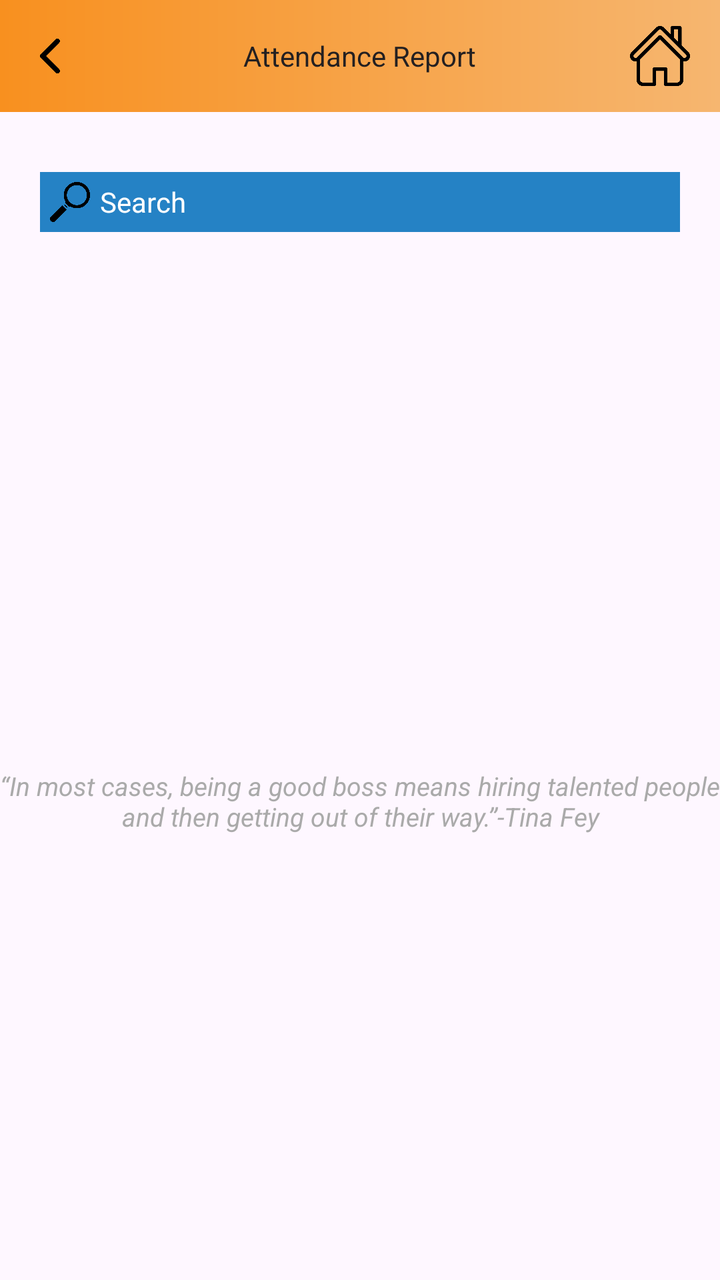
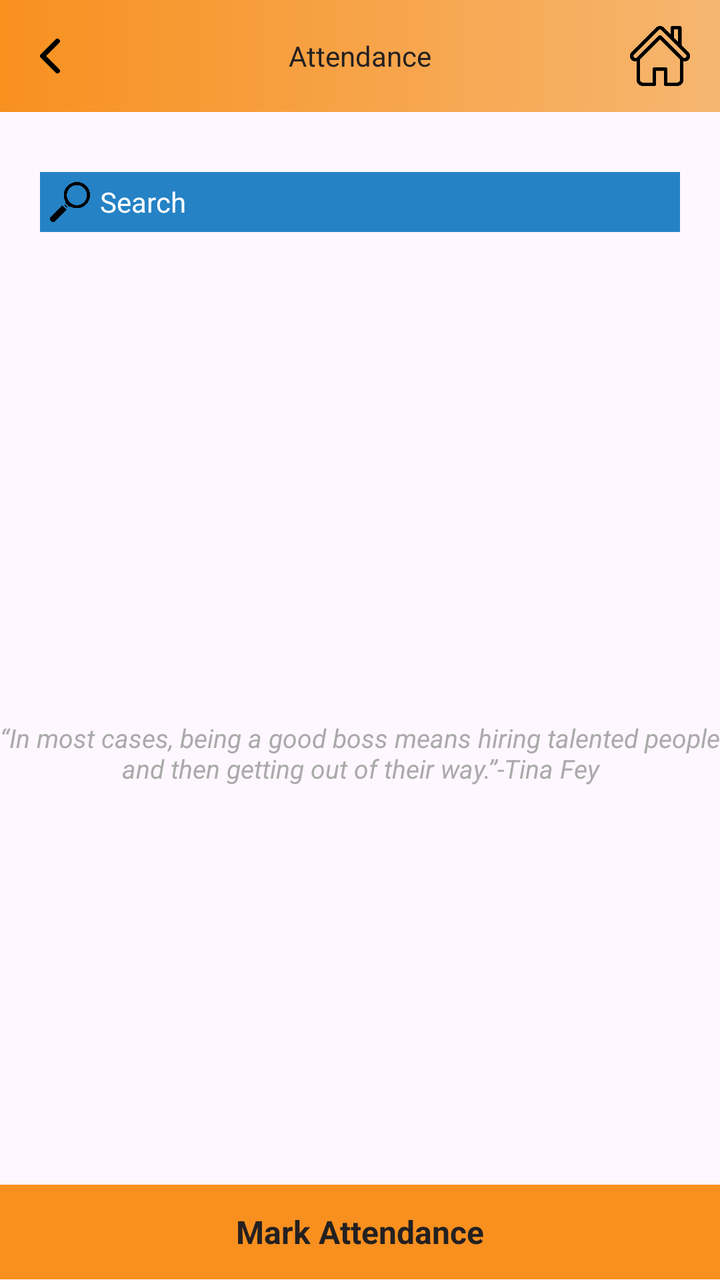

Two renders of the same Android screen: before a commit and after it. Below are the layout's source before the change and the commit's diff.
<!-- AndroidManifest.xml: application theme Theme.IMFA -->
<!-- res/layout/activity_attendance_report.xml -->
<?xml version="1.0" encoding="utf-8"?>
<LinearLayout xmlns:android="http://schemas.android.com/apk/res/android"
    xmlns:app="http://schemas.android.com/apk/res-auto"
    xmlns:tools="http://schemas.android.com/tools"
    android:layout_width="match_parent"
    android:layout_height="match_parent"
    android:orientation="vertical"
    >

    <LinearLayout
        android:id="@+id/linearLayout"
        android:layout_width="match_parent"
        android:layout_height="?android:actionBarSize"
        android:background="@drawable/background_1"
        android:orientation="horizontal"
        app:layout_constraintEnd_toEndOf="parent"
        app:layout_constraintStart_toStartOf="parent"
        app:layout_constraintTop_toTopOf="parent">

        <LinearLayout
            android:layout_width="0dp"
            android:layout_height="match_parent"
            android:layout_weight="0.5">

            <ImageView
                android:id="@+id/imgBack"
                android:layout_width="30dp"
                android:layout_height="40dp"
                android:layout_gravity="center"
                android:layout_marginLeft="10dp"
                android:src="@drawable/back_arrow" />
        </LinearLayout>

        <LinearLayout
            android:layout_width="0dp"
            android:layout_height="match_parent"
            android:layout_weight="1"
            android:gravity="center">

            <TextView
                android:layout_width="wrap_content"
                android:layout_height="wrap_content"
                android:text="Attendance Report"
                android:textColor="@color/appBlack"
                android:textSize="14sp" />

        </LinearLayout>

        <LinearLayout
            android:layout_width="0dp"
            android:layout_height="match_parent"
            android:layout_weight="0.5"
            android:gravity="right">

            <ImageView
                android:id="@+id/imgHome"
                android:layout_width="30dp"
                android:layout_height="30dp"
                android:layout_gravity="center"
                android:layout_marginRight="15dp"
                android:src="@drawable/home" />
        </LinearLayout>
    </LinearLayout>

    <LinearLayout
        android:id="@+id/llSearch"
        android:layout_width="match_parent"
        android:layout_height="30dp"
        android:layout_marginLeft="20dp"
        android:layout_marginTop="30dp"
        android:layout_marginRight="20dp"
        android:background="#f21a7cc2"
        android:orientation="horizontal"
        android:visibility="visible">

        <ImageView
            android:layout_width="20dp"
            android:layout_height="20dp"
            android:layout_gravity="center"
            android:layout_marginLeft="5dp"
            android:src="@drawable/search" />

        <TextView
            android:layout_width="wrap_content"
            android:layout_height="wrap_content"
            android:layout_gravity="center"
            android:layout_marginLeft="5dp"
            android:text="Search"
            android:textAppearance="?android:textAppearanceSmall"
            android:textColor="@android:color/white" />
    </LinearLayout>


    <LinearLayout
        android:id="@+id/llWLLoader"
        android:layout_width="match_parent"
        android:layout_height="match_parent"
        android:gravity="center"
        android:orientation="vertical"
        android:visibility="visible">

        <ProgressBar

            android:id="@+id/ProgressbarWL"
            android:layout_width="40dp"
            android:layout_height="40dp" />

        <TextView
            android:layout_width="wrap_content"
            android:layout_height="wrap_content"
            android:layout_marginTop="5dp"
            android:text="“In most cases, being a good boss means hiring talented people and then getting out of their way.”-Tina Fey"
            android:textAlignment="center"
            android:textColor="@android:color/darker_gray"
            android:textSize="13sp"
            android:textStyle="italic" />
    </LinearLayout>

    <LinearLayout
        android:id="@+id/llMain"
        android:layout_width="match_parent"
        android:layout_height="wrap_content"
        android:layout_gravity="center"
        android:layout_marginLeft="5dp"
        android:layout_marginTop="10dp"
        android:layout_marginRight="5dp"
        android:orientation="vertical"
        android:visibility="gone">

        <androidx.recyclerview.widget.RecyclerView
            android:id="@+id/rvAttendanceReport"
            android:layout_width="match_parent"
            android:layout_height="wrap_content"
            android:layout_marginLeft="5dp"
            android:layout_marginTop="10dp"
            android:layout_marginRight="5dp"
            android:layout_marginBottom="10dp"></androidx.recyclerview.widget.RecyclerView>

        <ProgressBar
            android:id="@+id/WLpagination_loader"
            android:layout_width="match_parent"
            android:layout_height="40dp"
            android:layout_gravity="center"
            android:paddingTop="4dp"
            android:paddingBottom="4dp"
            android:visibility="gone"

            />


    </LinearLayout>

    <LinearLayout
        android:id="@+id/llNodata"
        android:layout_width="match_parent"
        android:layout_height="match_parent"
        android:layout_marginTop="10dp"
        android:gravity="top|center"
        android:orientation="vertical"
        android:visibility="gone">

        <ImageView
            android:layout_width="50dp"
            android:layout_height="50dp"
            android:layout_marginTop="20dp"
            android:src="@drawable/problemicon" />

        <TextView
            android:layout_width="wrap_content"
            android:layout_height="wrap_content"
            android:layout_marginTop="10dp"
            android:text="No data found"
            android:textAppearance="?android:textAppearanceMedium"
            android:textColor="@android:color/black"
            android:textStyle="bold" />
    </LinearLayout>

    <LinearLayout
        android:id="@+id/llAgain"
        android:layout_width="match_parent"
        android:layout_height="match_parent"
        android:gravity="center"
        android:orientation="vertical"
        android:visibility="gone">

        <ImageView
            android:id="@+id/imgAgain"
            android:layout_width="60dp"
            android:layout_height="60dp"
            android:src="@drawable/againicon" />

        <TextView
            android:layout_width="wrap_content"
            android:layout_height="wrap_content"
            android:layout_marginTop="10dp"
            android:text="Try Again"
            android:textColor="@android:color/black" />
    </LinearLayout>

</LinearLayout>
<!-- resources referenced by this layout -->
<resources>
  <color name="appBlack">#242021</color>
  <!-- drawable againicon: png bitmap (drawable, 1564 bytes) -->
  <!-- drawable back_arrow: png bitmap (drawable, 2943 bytes) -->
  <!-- drawable background_1 (drawable) -->
  <shape xmlns:android="http://schemas.android.com/apk/res/android"
      android:shape="rectangle">
      <gradient
          android:endColor="#F6B670"
          android:startColor="@color/appYellow"
          android:type="linear"
          android:angle="0" />
  </shape>
  <!-- drawable home: png bitmap (drawable, 9285 bytes) -->
  <!-- drawable problemicon: png bitmap (drawable, 1532 bytes) -->
  <!-- drawable search: png bitmap (drawable, 11578 bytes) -->
  <style name="Theme.IMFA" parent="Base.Theme.IMFA" />
  <color name="appYellow">#F8901F</color>
  <style name="Base.Theme.IMFA" parent="Theme.Material3.DayNight.NoActionBar">
          
          <item name="colorPrimary">@color/appYellow</item>
      </style>
</resources>

<!-- the commit's change to res/layout/activity_attendance_report.xml (unified diff, before → after) -->
@@ -40,7 +40,7 @@
             <TextView
                 android:layout_width="wrap_content"
                 android:layout_height="wrap_content"
-                android:text="Attendance Report"
+                android:text="Attendance"
                 android:textColor="@color/appBlack"
                 android:textSize="14sp" />
 
@@ -89,112 +89,133 @@
             android:textAppearance="?android:textAppearanceSmall"
             android:textColor="@android:color/white" />
     </LinearLayout>
-
-
+   <LinearLayout
+       android:layout_width="match_parent"
+       android:layout_height="0dp"
+       android:layout_weight="1"
+       android:orientation="vertical">
+
+       <LinearLayout
+           android:id="@+id/llWLLoader"
+           android:layout_width="match_parent"
+           android:layout_height="match_parent"
+           android:gravity="center"
+           android:orientation="vertical"
+           android:visibility="visible">
+
+           <ProgressBar
+
+               android:id="@+id/ProgressbarWL"
+               android:layout_width="40dp"
+               android:layout_height="40dp" />
+
+           <TextView
+               android:layout_width="wrap_content"
+               android:layout_height="wrap_content"
+               android:layout_marginTop="5dp"
+               android:text="“In most cases, being a good boss means hiring talented people and then getting out of their way.”-Tina Fey"
+               android:textAlignment="center"
+               android:textColor="@android:color/darker_gray"
+               android:textSize="13sp"
+               android:textStyle="italic" />
+       </LinearLayout>
+
+       <LinearLayout
+           android:id="@+id/llMain"
+           android:layout_width="match_parent"
+           android:layout_height="wrap_content"
+           android:layout_gravity="center"
+           android:layout_marginLeft="5dp"
+           android:layout_marginTop="10dp"
+           android:layout_marginRight="5dp"
+           android:orientation="vertical"
+           android:visibility="gone">
+
+           <androidx.recyclerview.widget.RecyclerView
+               android:id="@+id/rvAttendanceReport"
+               android:layout_width="match_parent"
+               android:layout_height="wrap_content"
+               android:layout_marginLeft="5dp"
+               android:layout_marginTop="10dp"
+               android:layout_marginRight="5dp"
+               android:layout_marginBottom="10dp"></androidx.recyclerview.widget.RecyclerView>
+
+           <ProgressBar
+               android:id="@+id/WLpagination_loader"
+               android:layout_width="match_parent"
+               android:layout_height="40dp"
+               android:layout_gravity="center"
+               android:paddingTop="4dp"
+               android:paddingBottom="4dp"
+               android:visibility="gone"
+
+               />
+
+
+       </LinearLayout>
+
+       <LinearLayout
+           android:id="@+id/llNodata"
+           android:layout_width="match_parent"
+           android:layout_height="match_parent"
+           android:layout_marginTop="10dp"
+           android:gravity="top|center"
+           android:orientation="vertical"
+           android:visibility="gone">
+
+           <ImageView
+               android:layout_width="50dp"
+               android:layout_height="50dp"
+               android:layout_marginTop="20dp"
+               android:src="@drawable/problemicon" />
+
+           <TextView
+               android:layout_width="wrap_content"
+               android:layout_height="wrap_content"
+               android:layout_marginTop="10dp"
+               android:text="No data found"
+               android:textAppearance="?android:textAppearanceMedium"
+               android:textColor="@android:color/black"
+               android:textStyle="bold" />
+       </LinearLayout>
+
+       <LinearLayout
+           android:id="@+id/llAgain"
+           android:layout_width="match_parent"
+           android:layout_height="match_parent"
+           android:gravity="center"
+           android:orientation="vertical"
+           android:visibility="gone">
+
+           <ImageView
+               android:id="@+id/imgAgain"
+               android:layout_width="60dp"
+               android:layout_height="60dp"
+               android:src="@drawable/againicon" />
+
+           <TextView
+               android:layout_width="wrap_content"
+               android:layout_height="wrap_content"
+               android:layout_marginTop="10dp"
+               android:text="Try Again"
+               android:textColor="@android:color/black" />
+       </LinearLayout>
+   </LinearLayout>
     <LinearLayout
-        android:id="@+id/llWLLoader"
+        android:id="@+id/llMarkAttendance"
         android:layout_width="match_parent"
-        android:layout_height="match_parent"
-        android:gravity="center"
-        android:orientation="vertical"
-        android:visibility="visible">
-
-        <ProgressBar
-
-            android:id="@+id/ProgressbarWL"
-            android:layout_width="40dp"
-            android:layout_height="40dp" />
-
+        android:layout_height="0dp"
+        android:layout_weight="0.1"
+        android:background="@color/appYellow"
+        android:gravity="center">
         <TextView
+            android:textStyle="bold"
             android:layout_width="wrap_content"
             android:layout_height="wrap_content"
-            android:layout_marginTop="5dp"
-            android:text="“In most cases, being a good boss means hiring talented people and then getting out of their way.”-Tina Fey"
-            android:textAlignment="center"
-            android:textColor="@android:color/darker_gray"
-            android:textSize="13sp"
-            android:textStyle="italic" />
+            android:textSize="16sp"
+            android:textColor="@color/appBlack"
+            android:text="Mark Attendance"></TextView>
     </LinearLayout>
 
-    <LinearLayout
-        android:id="@+id/llMain"
-        android:layout_width="match_parent"
-        android:layout_height="wrap_content"
-        android:layout_gravity="center"
-        android:layout_marginLeft="5dp"
-        android:layout_marginTop="10dp"
-        android:layout_marginRight="5dp"
-        android:orientation="vertical"
-        android:visibility="gone">
-
-        <androidx.recyclerview.widget.RecyclerView
-            android:id="@+id/rvAttendanceReport"
-            android:layout_width="match_parent"
-            android:layout_height="wrap_content"
-            android:layout_marginLeft="5dp"
-            android:layout_marginTop="10dp"
-            android:layout_marginRight="5dp"
-            android:layout_marginBottom="10dp"></androidx.recyclerview.widget.RecyclerView>
-
-        <ProgressBar
-            android:id="@+id/WLpagination_loader"
-            android:layout_width="match_parent"
-            android:layout_height="40dp"
-            android:layout_gravity="center"
-            android:paddingTop="4dp"
-            android:paddingBottom="4dp"
-            android:visibility="gone"
-
-            />
-
-
-    </LinearLayout>
-
-    <LinearLayout
-        android:id="@+id/llNodata"
-        android:layout_width="match_parent"
-        android:layout_height="match_parent"
-        android:layout_marginTop="10dp"
-        android:gravity="top|center"
-        android:orientation="vertical"
-        android:visibility="gone">
-
-        <ImageView
-            android:layout_width="50dp"
-            android:layout_height="50dp"
-            android:layout_marginTop="20dp"
-            android:src="@drawable/problemicon" />
-
-        <TextView
-            android:layout_width="wrap_content"
-            android:layout_height="wrap_content"
-            android:layout_marginTop="10dp"
-            android:text="No data found"
-            android:textAppearance="?android:textAppearanceMedium"
-            android:textColor="@android:color/black"
-            android:textStyle="bold" />
-    </LinearLayout>
-
-    <LinearLayout
-        android:id="@+id/llAgain"
-        android:layout_width="match_parent"
-        android:layout_height="match_parent"
-        android:gravity="center"
-        android:orientation="vertical"
-        android:visibility="gone">
-
-        <ImageView
-            android:id="@+id/imgAgain"
-            android:layout_width="60dp"
-            android:layout_height="60dp"
-            android:src="@drawable/againicon" />
-
-        <TextView
-            android:layout_width="wrap_content"
-            android:layout_height="wrap_content"
-            android:layout_marginTop="10dp"
-            android:text="Try Again"
-            android:textColor="@android:color/black" />
-    </LinearLayout>
 
 </LinearLayout>
